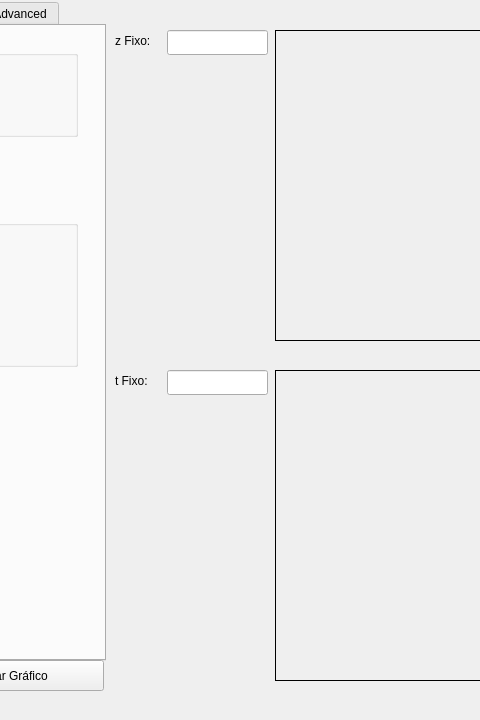
First picture: the form in TLine_Viewer/tview.ui, repository vinicius-r-silva/TLines_View, before the edit; both pictures show x 105 to 585 and y 0 to 720 of the 1352 by 720 pixel window.
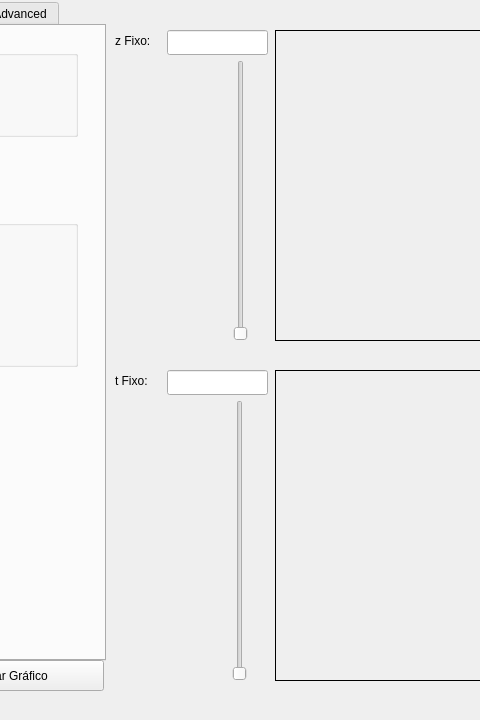
Second picture: the form after the edit.

Commit message: added sliders and fixed Zl

Diff of the .ui file:
```diff
--- a/TLine_Viewer/tview.ui
+++ b/TLine_Viewer/tview.ui
@@ -338,6 +338,32 @@
      <string>Recalcular Gráfico</string>
     </property>
    </widget>
+   <widget class="QSlider" name="SliderT">
+    <property name="geometry">
+     <rect>
+      <x>329</x>
+      <y>400</y>
+      <width>31</width>
+      <height>281</height>
+     </rect>
+    </property>
+    <property name="orientation">
+     <enum>Qt::Vertical</enum>
+    </property>
+   </widget>
+   <widget class="QSlider" name="SliderZ">
+    <property name="geometry">
+     <rect>
+      <x>330</x>
+      <y>60</y>
+      <width>31</width>
+      <height>281</height>
+     </rect>
+    </property>
+    <property name="orientation">
+     <enum>Qt::Vertical</enum>
+    </property>
+   </widget>
   </widget>
   <widget class="QStatusBar" name="statusBar"/>
  </widget>
```
The commit also changes 4 other files.
